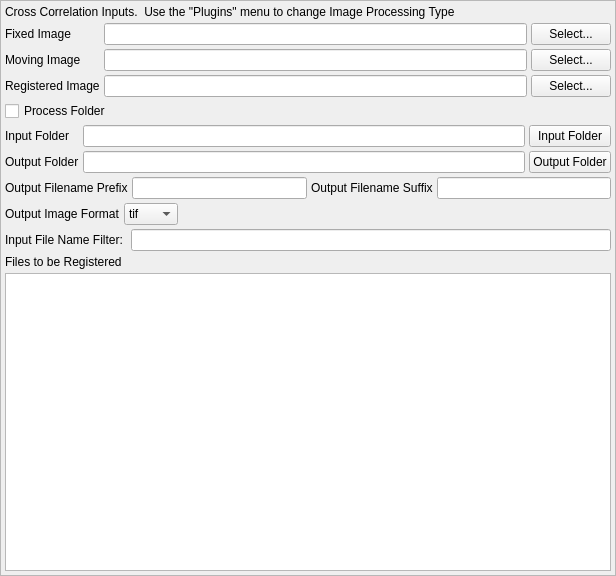
First picture: the form in Code/IPHelper/plugins/CrossCorrelation/CrossCorrelationInputUI.ui, repository vikramswri/DREAM3D, before the edit.
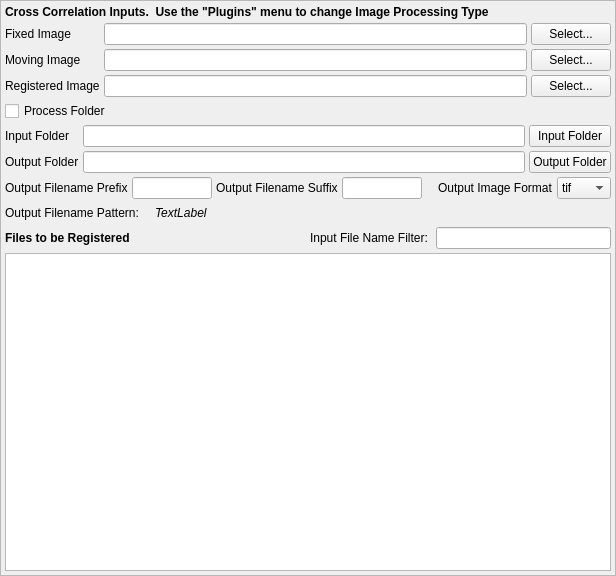
Second picture: the form after the edit.

Commit message: Fixing crash when threads are ending and getting deleted before they are complete. Adding ability to get a list of file input/ouputs in preparation to allow quick loading of image pairs into the original/processed image display widgets. Added feature to display the output filename pattern based on the prefix, suffix, image type and original filename. This should better communicate what the output files will be named.

```diff
--- a/Code/IPHelper/plugins/CrossCorrelation/CrossCorrelationInputUI.ui
+++ b/Code/IPHelper/plugins/CrossCorrelation/CrossCorrelationInputUI.ui
@@ -28,6 +28,12 @@
    </property>
    <item>
     <widget class="QLabel" name="label_8">
+     <property name="font">
+      <font>
+       <weight>75</weight>
+       <bold>true</bold>
+      </font>
+     </property>
      <property name="text">
       <string>Cross Correlation Inputs.  Use the &quot;Plugins&quot; menu to change Image Processing Type</string>
      </property>
@@ -167,10 +173,19 @@
      <item>
       <widget class="QLineEdit" name="outputSuffix"/>
      </item>
-    </layout>
-   </item>
-   <item>
-    <layout class="QHBoxLayout" name="_6">
+     <item>
+      <spacer name="horizontalSpacer">
+       <property name="orientation">
+        <enum>Qt::Horizontal</enum>
+       </property>
+       <property name="sizeHint" stdset="0">
+        <size>
+         <width>40</width>
+         <height>20</height>
+        </size>
+       </property>
+      </spacer>
+     </item>
      <item>
       <widget class="QLabel" name="outputImageTypeLabel">
        <property name="text">
@@ -202,6 +217,45 @@
        </item>
       </widget>
      </item>
+    </layout>
+   </item>
+   <item>
+    <layout class="QHBoxLayout" name="_6">
+     <item>
+      <widget class="QLabel" name="label_10">
+       <property name="text">
+        <string>Output Filename Pattern:</string>
+       </property>
+      </widget>
+     </item>
+     <item>
+      <spacer name="horizontalSpacer_2">
+       <property name="orientation">
+        <enum>Qt::Horizontal</enum>
+       </property>
+       <property name="sizeType">
+        <enum>QSizePolicy::Fixed</enum>
+       </property>
+       <property name="sizeHint" stdset="0">
+        <size>
+         <width>12</width>
+         <height>20</height>
+        </size>
+       </property>
+      </spacer>
+     </item>
+     <item>
+      <widget class="QLabel" name="outputFilenamePattern">
+       <property name="font">
+        <font>
+         <italic>true</italic>
+        </font>
+       </property>
+       <property name="text">
+        <string>TextLabel</string>
+       </property>
+      </widget>
+     </item>
      <item>
       <spacer name="horizontalSpacer_5">
        <property name="orientation">
@@ -219,6 +273,32 @@
    </item>
    <item>
     <layout class="QHBoxLayout" name="_2">
+     <item>
+      <widget class="QLabel" name="label_9">
+       <property name="font">
+        <font>
+         <weight>75</weight>
+         <bold>true</bold>
+        </font>
+       </property>
+       <property name="text">
+        <string>Files to be Registered</string>
+       </property>
+      </widget>
+     </item>
+     <item>
+      <spacer name="horizontalSpacer_3">
+       <property name="orientation">
+        <enum>Qt::Horizontal</enum>
+       </property>
+       <property name="sizeHint" stdset="0">
+        <size>
+         <width>40</width>
+         <height>20</height>
+        </size>
+       </property>
+      </spacer>
+     </item>
      <item>
       <widget class="QLabel" name="filterPatternLabel">
        <property name="text">
@@ -235,13 +315,6 @@
      </item>
     </layout>
    </item>
-   <item>
-    <widget class="QLabel" name="label_9">
-     <property name="text">
-      <string>Files to be Registered</string>
-     </property>
-    </widget>
-   </item>
    <item>
     <widget class="QListView" name="fileListView">
      <property name="alternatingRowColors">
```
The commit also changes 22 other files.
